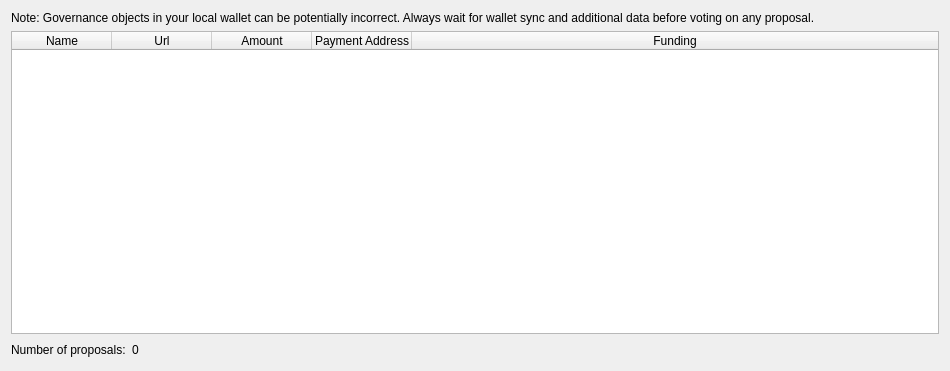
Old version of the form src/qt/forms/governancelist.ui in the repository tvl83/MNPCoin-PolisCore.
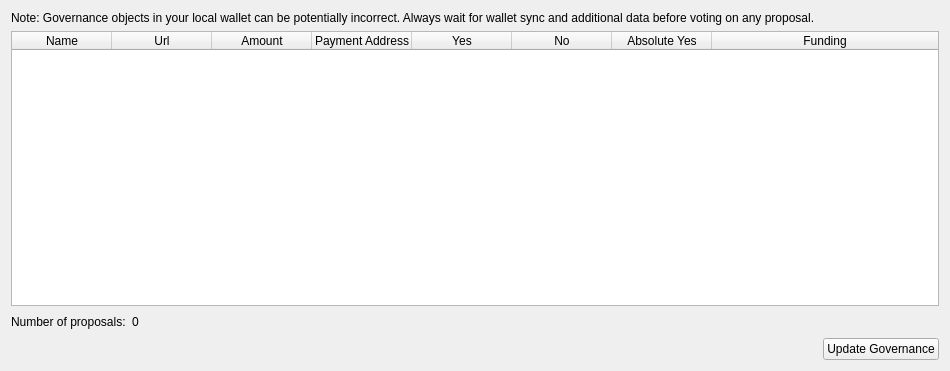
New version of the form.

Diff of the .ui file:
```diff
--- a/src/qt/forms/governancelist.ui
+++ b/src/qt/forms/governancelist.ui
@@ -74,6 +74,21 @@
        <string>Payment Address</string>
       </property>
      </column>
+     <column>
+      <property name="text">
+       <string>Yes</string>
+      </property>
+     </column>
+     <column>
+      <property name="text">
+       <string>No</string>
+      </property>
+     </column>
+     <column>
+      <property name="text">
+       <string>Absolute Yes</string>
+      </property>
+     </column>
      <column>
       <property name="text">
        <string>Funding</string>
@@ -112,6 +127,30 @@
      </item>
     </layout>
    </item>
+   <item>
+    <layout class="QHBoxLayout" name="horizontalLayout_2">
+     <item>
+      <spacer name="horizontalSpacer_2">
+       <property name="orientation">
+        <enum>Qt::Horizontal</enum>
+       </property>
+       <property name="sizeHint" stdset="0">
+        <size>
+         <width>40</width>
+         <height>20</height>
+        </size>
+       </property>
+      </spacer>
+     </item>
+     <item>
+      <widget class="QPushButton" name="UpdateButton">
+       <property name="text">
+        <string>Update Governance</string>
+       </property>
+      </widget>
+     </item>
+    </layout>
+   </item>
   </layout>
  </widget>
  <resources/>
```
